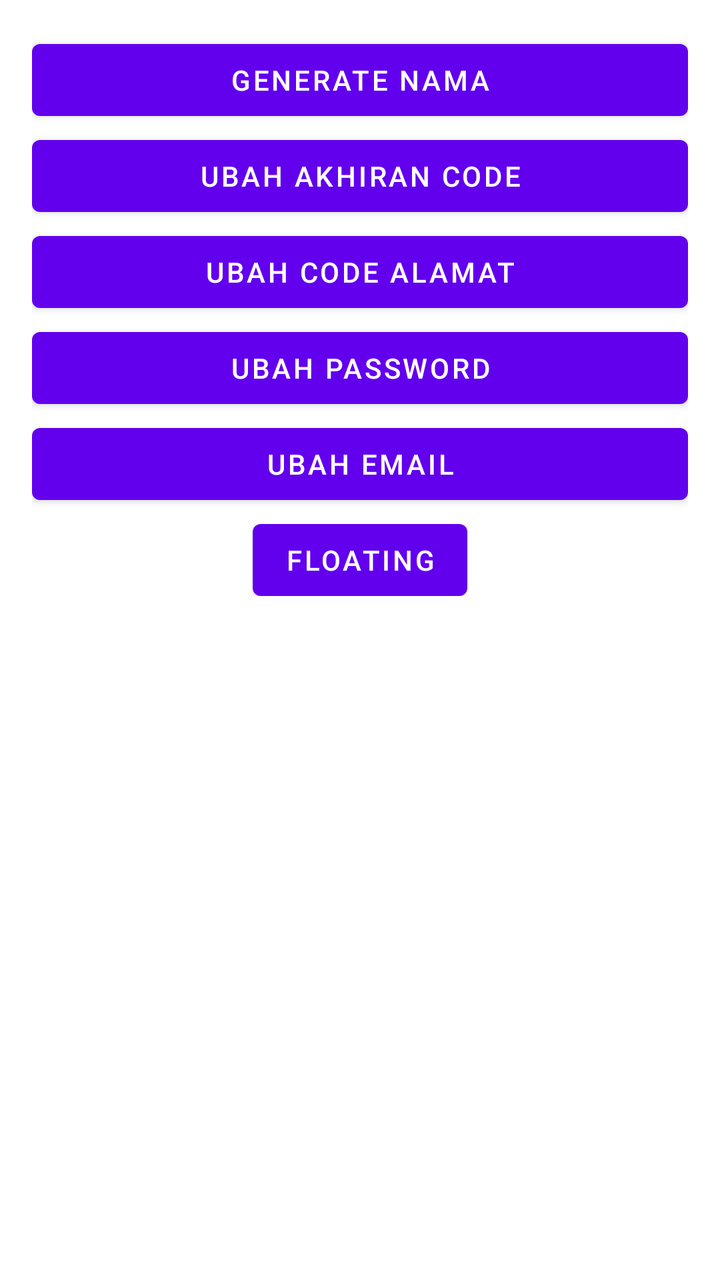
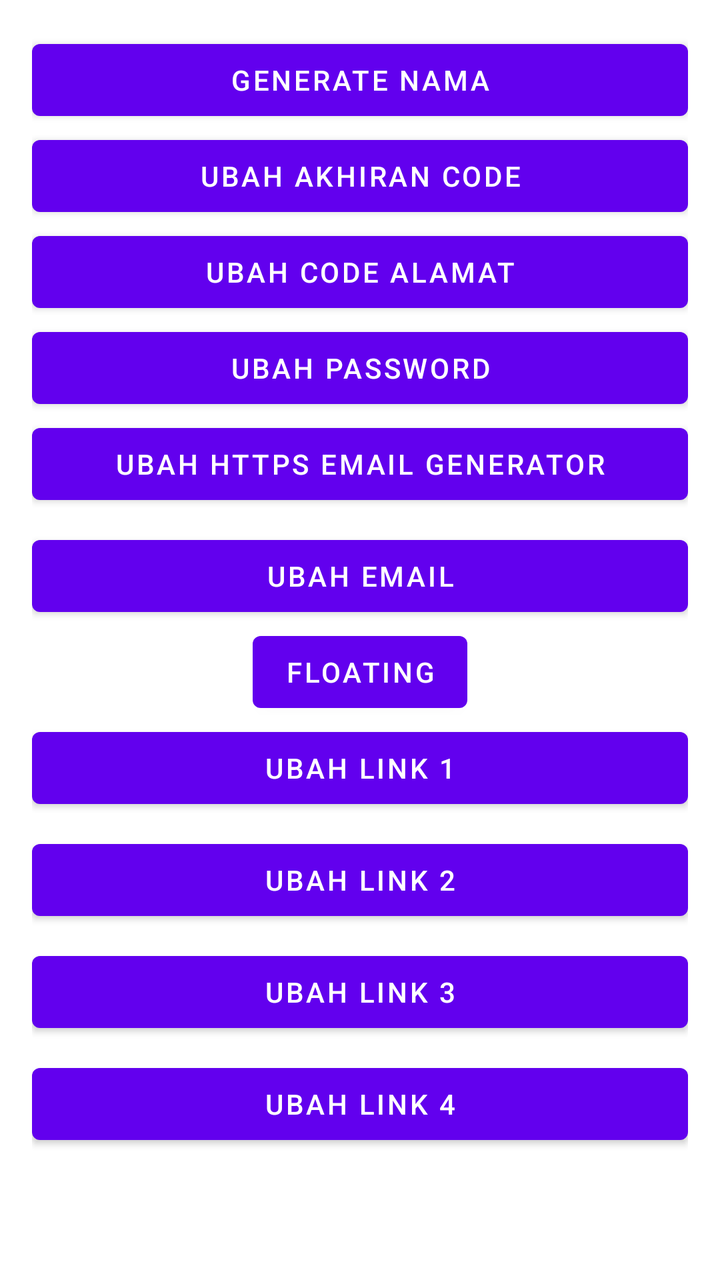

Before-and-after screenshots of an Android layout around one commit, followed by the original layout XML and the change that was made.
<!-- AndroidManifest.xml: application theme Theme.KoboSan1 -->
<!-- res/layout/activity_main.xml -->
<?xml version="1.0" encoding="utf-8"?>
<LinearLayout xmlns:android="http://schemas.android.com/apk/res/android"
    xmlns:app="http://schemas.android.com/apk/res-auto"
    xmlns:tools="http://schemas.android.com/tools"
    android:layout_width="match_parent"
    android:layout_height="match_parent"
    android:orientation="vertical"
    android:padding="16dp"
    tools:context=".MainActivity">

    <Button
        android:id="@+id/button1"
        android:layout_width="match_parent"
        android:layout_height="wrap_content"
        android:text="Generate Nama"
        android:onClick="onButtonClick" />

    <Button
        android:id="@+id/button3"
        android:layout_width="match_parent"
        android:layout_height="wrap_content"
        android:text="UBAH AKHIRAN CODE"
        android:onClick="onButtonClick" />

    <Button
        android:id="@+id/button6"
        android:layout_width="match_parent"
        android:layout_height="wrap_content"
        android:text="UBAH CODE ALAMAT"
        android:onClick="onButtonClick" />

    <Button
        android:id="@+id/button4"
        android:layout_width="match_parent"
        android:layout_height="wrap_content"
        android:text="UBAH PASSWORD"
        android:onClick="onButtonClick" />

    <Button
        android:id="@+id/button5"
        android:layout_width="match_parent"
        android:layout_height="wrap_content"
        android:text="UBAH EMAIL"
        android:onClick="onButtonClick" />

    <Button
        android:id="@+id/floating_button"
        android:layout_width="wrap_content"
        android:layout_height="wrap_content"
        android:text="Floating"
        android:layout_gravity="center"
        android:onClick="onButtonClick" />

</LinearLayout>
<!-- resources referenced by this layout -->
<resources>
  <style name="Theme.KoboSan1" parent="Theme.MaterialComponents.DayNight.DarkActionBar">
          
          <item name="colorPrimary">@color/purple_500</item>
          <item name="colorPrimaryVariant">@color/purple_700</item>
          <item name="colorOnPrimary">@color/white</item>
          
          <item name="colorSecondary">@color/teal_200</item>
          <item name="colorSecondaryVariant">@color/teal_700</item>
          <item name="colorOnSecondary">@color/black</item>
          
          <item name="android:statusBarColor">?attr/colorPrimaryVariant</item>
          
      </style>
  <color name="purple_500">#FF6200EE</color>
  <color name="purple_700">#FF3700B3</color>
  <color name="white">#FFFFFFFF</color>
  <color name="teal_200">#FF03DAC5</color>
  <color name="teal_700">#FF018786</color>
  <color name="black">#FF000000</color>
</resources>

<!-- the commit's change to res/layout/activity_main.xml (unified diff, before → after) -->
@@ -37,11 +37,19 @@
         android:onClick="onButtonClick" />
 
     <Button
+        android:id="@+id/btn_ubah_https"
+        android:layout_width="match_parent"
+        android:layout_height="wrap_content"
+        android:layout_marginBottom="8dp"
+        android:text="UBAH HTTPS EMAIL GENERATOR"
+        android:onClick="onUbahHttpsClick" />
+
+    <Button
         android:id="@+id/button5"
         android:layout_width="match_parent"
         android:layout_height="wrap_content"
-        android:text="UBAH EMAIL"
-        android:onClick="onButtonClick" />
+        android:onClick="onButtonClick"
+        android:text="UBAH EMAIL" />
 
     <Button
         android:id="@+id/floating_button"
@@ -51,4 +59,37 @@
         android:layout_gravity="center"
         android:onClick="onButtonClick" />
 
+    <Button
+        android:id="@+id/btn_ubah_link1"
+        android:layout_width="match_parent"
+        android:layout_height="wrap_content"
+        android:layout_marginBottom="8dp"
+        android:text="UBAH LINK 1"
+        android:onClick="onUbahLink1Click" />
+
+    <Button
+        android:id="@+id/btn_ubah_link2"
+        android:layout_width="match_parent"
+        android:layout_height="wrap_content"
+        android:layout_marginBottom="8dp"
+        android:text="UBAH LINK 2"
+        android:onClick="onUbahLink2Click" />
+
+    <Button
+        android:id="@+id/btn_ubah_link3"
+        android:layout_width="match_parent"
+        android:layout_height="wrap_content"
+        android:layout_marginBottom="8dp"
+        android:text="UBAH LINK 3"
+        android:onClick="onUbahLink3Click" />
+
+    <Button
+        android:id="@+id/btn_ubah_link4"
+        android:layout_width="match_parent"
+        android:layout_height="wrap_content"
+        android:layout_marginBottom="8dp"
+        android:text="UBAH LINK 4"
+        android:onClick="onUbahLink4Click" />
+
+
 </LinearLayout>
